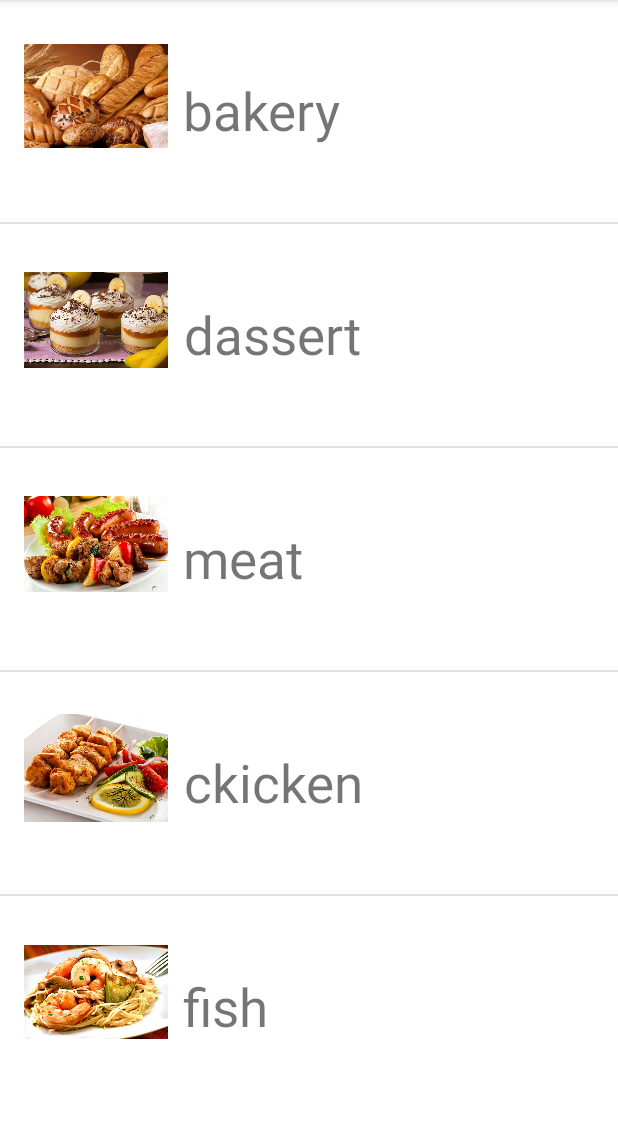
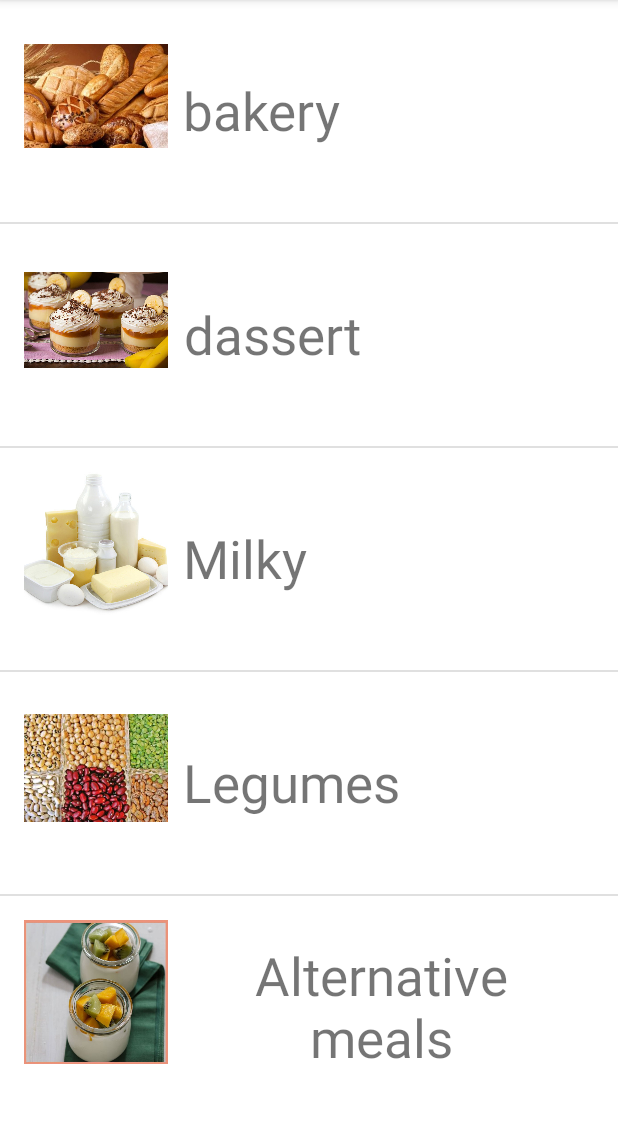
Before and after one commit to AhmedMaad/Stores-App, an Android app: the Restaurants screen opened directly, with no data from a screen before it, on a phone screen of 412 x 824 dp, the part 84-1207 px from its top. Run offline under Robolectric (Android 15) with nearby library versions, the phone set to English and light mode, and no system bars.

Commit message:
sending meal as parcelable

```diff
--- a/app/src/main/AndroidManifest.xml
+++ b/app/src/main/AndroidManifest.xml
@@ -9,7 +9,8 @@
         android:roundIcon="@mipmap/ic_launcher_round"
         android:supportsRtl="true"
         android:theme="@style/Theme.Stores">
-        <activity android:name=".ui.MealDetailsActivity"></activity>
+        <activity android:name=".ui.ShoppingCart"></activity>
+        <activity android:name=".ui.MealDetailsActivity" />
         <activity android:name=".ui.Products" />
         <activity android:name=".ui.Restaurants" />
         <activity android:name=".ui.MainActivity">
--- a/app/src/main/java/com/example/stores/ui/Restaurants.java
+++ b/app/src/main/java/com/example/stores/ui/Restaurants.java
@@ -17,6 +17,7 @@ import com.example.stores.data.Storesmodel;
 import java.util.ArrayList;
 
 public class Restaurants extends AppCompatActivity {
+
     private ArrayList<Storesmodel> storesmodels = new ArrayList<>();
 
     @Override
@@ -24,11 +25,16 @@ public class Restaurants extends AppCompatActivity {
         super.onCreate(savedInstanceState);
         setContentView(R.layout.activity_restaurants);
 
-        storesmodels.add(new Storesmodel(R.drawable.bakery, R.string.Bakery));
-        storesmodels.add(new Storesmodel(R.drawable.dessert, R.string.Dassert));
-        storesmodels.add(new Storesmodel(R.drawable.meat, R.string.Meat));
-        storesmodels.add(new Storesmodel(R.drawable.ckicken, R.string.Ckicken));
-        storesmodels.add(new Storesmodel(R.drawable.fish, R.string.Fish));
+        storesmodels.add(new Storesmodel(R.drawable.bakery, R.string.Bakery, ""
+                , 0.0));
+        storesmodels.add(new Storesmodel(R.drawable.dessert, R.string.Dassert, ""
+                , 0.0));
+        storesmodels.add(new Storesmodel(R.drawable.milky, R.string.milky, ""
+                , 0.0));
+        storesmodels.add(new Storesmodel(R.drawable.legumes, R.string.legumes, ""
+                , 0.0));
+        storesmodels.add(new Storesmodel(R.drawable.alternative, R.string.alternative, ""
+                , 0.0));
 
         CustomerAdapter adapter = new CustomerAdapter(storesmodels, Restaurants.this);
 
@@ -39,9 +45,10 @@ public class Restaurants extends AppCompatActivity {
         listView.setOnItemClickListener(new AdapterView.OnItemClickListener() {
             @Override
             public void onItemClick(AdapterView<?> parent, View view, int position, long id) {
-
-                /*Intent intent =new Intent(this,Products.class);
-                intent.putExtra("choclet", )*/
+                Intent intent = new Intent(Restaurants.this
+                        , MealDetailsActivity.class);
+                intent.putExtra("meal", storesmodels.get(position));
+                startActivity(intent);
             }
 
         });
@@ -55,13 +62,18 @@ public class Restaurants extends AppCompatActivity {
 
     @Override
     public boolean onOptionsItemSelected(@NonNull MenuItem item) {
+
+        Intent i = new Intent(this, ShoppingCart.class);
+
         switch (item.getItemId()) {
             case R.id.item_chef_hamdy:
-                //open cart with "hamdy" as a key
+                i.putExtra("cart", "chef_hamdy");
+                startActivity(i);
                 return true;
 
             case R.id.item_gygy:
-                //open cart with "gigi" as a key
+                i.putExtra("cart", "gigi");
+                startActivity(i);
                 return true;
         }
         return super.onOptionsItemSelected(item);
--- a/app/src/main/res/values/strings.xml
+++ b/app/src/main/res/values/strings.xml
@@ -2,7 +2,7 @@
     <string name="app_name">stores</string>
     <string name="Bakery">bakery</string>
     <string name="Dassert">dassert</string>
-    <string name="Meat">meat</string>
-    <string name="Ckicken">ckicken</string>
-    <string name="Fish">fish</string>
+    <string name="milky">Milky</string>
+    <string name="legumes">Legumes</string>
+    <string name="alternative">Alternative meals</string>
 </resources>
```
Also changed, not shown: app/src/main/java/com/example/stores/data/Storesmodel.java (+47 -4 lines), app/src/main/java/com/example/stores/ui/Products.java (deleted, +0 -31 lines), app/src/main/java/com/example/stores/ui/ShoppingCart.java (added, +16 -0 lines), app/src/main/res/layout/activity_products.xml (deleted, +0 -13 lines), app/src/main/res/layout/activity_shopping_cart.xml (added, +9 -0 lines), app/src/main/res/drawable-v24/ckicken.jpg (deleted), app/src/main/res/drawable-v24/fish.png (deleted), app/src/main/res/drawable-v24/meat.jpg (deleted), app/src/main/res/drawable/alternative.jpg (added), app/src/main/res/drawable/bakery.jpg (renamed from app/src/main/res/drawable-v24/bakery.jpg), app/src/main/res/drawable/dessert.jpg (renamed from app/src/main/res/drawable-v24/dessert.jpg), app/src/main/res/drawable/legumes.jpg (added), app/src/main/res/drawable/milky.jpg (added).
